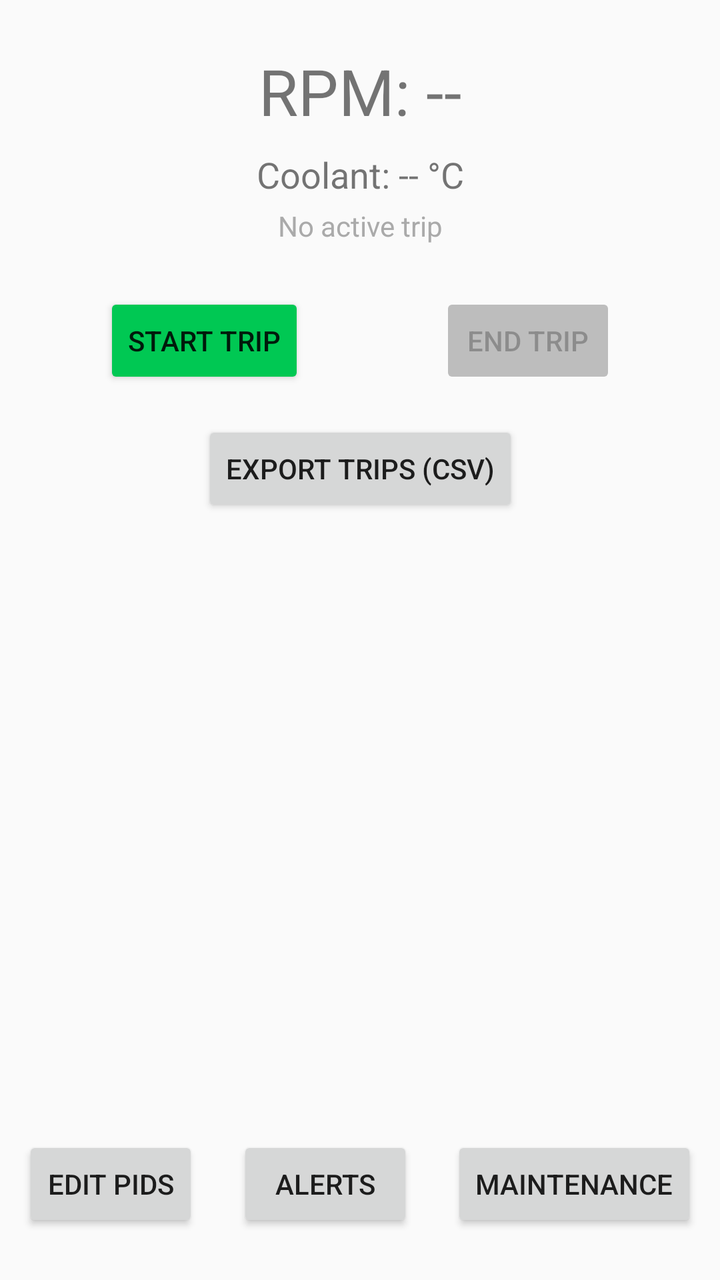
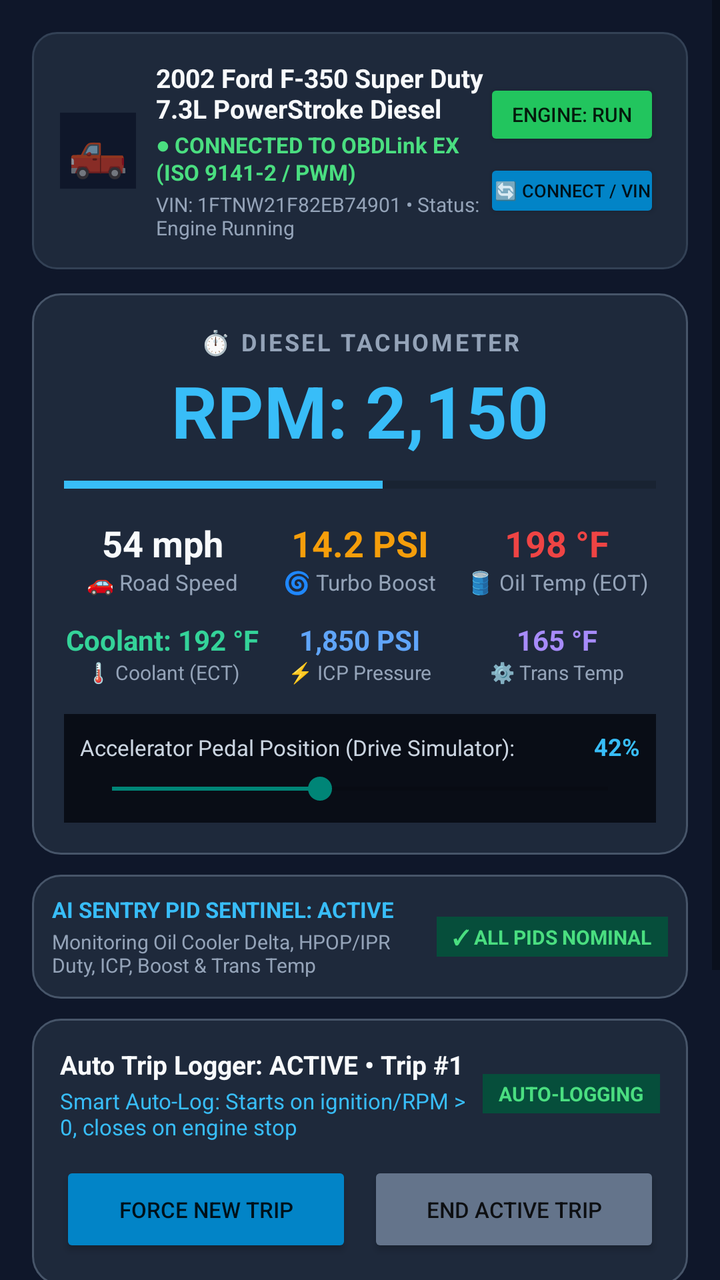

Compare the two renders of this Android layout. The source of the first and the diff that turns it into the second are given below.
<!-- AndroidManifest.xml: application theme Theme.AppCompat.DayNight.DarkActionBar -->
<!-- res/layout/activity_main.xml -->
<?xml version="1.0" encoding="utf-8"?>
<androidx.constraintlayout.widget.ConstraintLayout xmlns:android="http://schemas.android.com/apk/res/android"
    xmlns:app="http://schemas.android.com/apk/res-auto"
    xmlns:tools="http://schemas.android.com/tools"
    android:layout_width="match_parent"
    android:layout_height="match_parent"
    tools:context=".ui.MainActivity">

    
    <TextView
        android:id="@+id/textView"
        android:layout_width="wrap_content"
        android:layout_height="wrap_content"
        android:text="RPM: --"
        android:textSize="32sp"
        app:layout_constraintTop_toTopOf="parent"
        app:layout_constraintStart_toStartOf="parent"
        app:layout_constraintEnd_toEndOf="parent"
        android:layout_marginTop="24dp" />

    
    <TextView
        android:id="@+id/coolant_temp_text"
        android:layout_width="wrap_content"
        android:layout_height="wrap_content"
        android:text="Coolant: -- °C"
        android:textSize="18sp"
        app:layout_constraintTop_toBottomOf="@+id/textView"
        app:layout_constraintStart_toStartOf="parent"
        app:layout_constraintEnd_toEndOf="parent"
        android:layout_marginTop="8dp" />

    
    <TextView
        android:id="@+id/session_text"
        android:layout_width="wrap_content"
        android:layout_height="wrap_content"
        android:text="No active trip"
        android:textSize="14sp"
        android:textColor="@android:color/darker_gray"
        app:layout_constraintTop_toBottomOf="@+id/coolant_temp_text"
        app:layout_constraintStart_toStartOf="parent"
        app:layout_constraintEnd_toEndOf="parent"
        android:layout_marginTop="4dp" />

    
    <Button
        android:id="@+id/button_start_trip"
        android:layout_width="wrap_content"
        android:layout_height="wrap_content"
        android:text="Start Trip"
        android:backgroundTint="#00C853"
        app:layout_constraintTop_toBottomOf="@+id/session_text"
        app:layout_constraintStart_toStartOf="parent"
        app:layout_constraintEnd_toStartOf="@+id/button_end_trip"
        android:layout_marginTop="24dp"
        android:layout_marginEnd="8dp" />

    <Button
        android:id="@+id/button_end_trip"
        android:layout_width="wrap_content"
        android:layout_height="wrap_content"
        android:text="End Trip"
        android:enabled="false"
        android:backgroundTint="#BDBDBD"
        app:layout_constraintTop_toBottomOf="@+id/session_text"
        app:layout_constraintStart_toEndOf="@+id/button_start_trip"
        app:layout_constraintEnd_toEndOf="parent"
        android:layout_marginTop="24dp"
        android:layout_marginStart="8dp" />

    
    <Button
        android:id="@+id/button_export_trips"
        android:layout_width="wrap_content"
        android:layout_height="wrap_content"
        android:text="Export Trips (CSV)"
        app:layout_constraintTop_toBottomOf="@+id/button_start_trip"
        app:layout_constraintStart_toStartOf="parent"
        app:layout_constraintEnd_toEndOf="parent"
        android:layout_marginTop="16dp" />

    
    <Button
        android:id="@+id/button_pid_editor"
        android:layout_width="wrap_content"
        android:layout_height="wrap_content"
        android:text="Edit PIDs"
        app:layout_constraintBottom_toBottomOf="parent"
        app:layout_constraintStart_toStartOf="parent"
        app:layout_constraintEnd_toStartOf="@+id/button_alerts"
        android:layout_marginBottom="24dp"
        android:layout_marginEnd="8dp" />

    <Button
        android:id="@+id/button_alerts"
        android:layout_width="wrap_content"
        android:layout_height="wrap_content"
        android:text="Alerts"
        app:layout_constraintBottom_toBottomOf="parent"
        app:layout_constraintStart_toEndOf="@+id/button_pid_editor"
        app:layout_constraintEnd_toStartOf="@+id/button_maintenance"
        android:layout_marginBottom="24dp" />

    <Button
        android:id="@+id/button_maintenance"
        android:layout_width="wrap_content"
        android:layout_height="wrap_content"
        android:text="Maintenance"
        app:layout_constraintBottom_toBottomOf="parent"
        app:layout_constraintStart_toEndOf="@+id/button_alerts"
        app:layout_constraintEnd_toEndOf="parent"
        android:layout_marginBottom="24dp"
        android:layout_marginStart="8dp" />

</androidx.constraintlayout.widget.ConstraintLayout>
<!-- resources referenced by this layout -->
<resources>

</resources>

<!-- the commit's change to res/layout/activity_main.xml (unified diff, before → after) -->
@@ -1,116 +1,600 @@
 <?xml version="1.0" encoding="utf-8"?>
-<androidx.constraintlayout.widget.ConstraintLayout xmlns:android="http://schemas.android.com/apk/res/android"
+<ScrollView xmlns:android="http://schemas.android.com/apk/res/android"
     xmlns:app="http://schemas.android.com/apk/res-auto"
     xmlns:tools="http://schemas.android.com/tools"
     android:layout_width="match_parent"
     android:layout_height="match_parent"
+    android:fillViewport="true"
+    android:background="#0F172A"
     tools:context=".ui.MainActivity">
 
-    
-    <TextView
-        android:id="@+id/textView"
-        android:layout_width="wrap_content"
+    <androidx.constraintlayout.widget.ConstraintLayout
+        android:layout_width="match_parent"
         android:layout_height="wrap_content"
-        android:text="RPM: --"
-        android:textSize="32sp"
-        app:layout_constraintTop_toTopOf="parent"
-        app:layout_constraintStart_toStartOf="parent"
-        app:layout_constraintEnd_toEndOf="parent"
-        android:layout_marginTop="24dp" />
-
-    
-    <TextView
-        android:id="@+id/coolant_temp_text"
-        android:layout_width="wrap_content"
-        android:layout_height="wrap_content"
-        android:text="Coolant: -- °C"
-        android:textSize="18sp"
-        app:layout_constraintTop_toBottomOf="@+id/textView"
-        app:layout_constraintStart_toStartOf="parent"
-        app:layout_constraintEnd_toEndOf="parent"
-        android:layout_marginTop="8dp" />
-
-    
-    <TextView
-        android:id="@+id/session_text"
-        android:layout_width="wrap_content"
-        android:layout_height="wrap_content"
-        android:text="No active trip"
-        android:textSize="14sp"
-        android:textColor="@android:color/darker_gray"
-        app:layout_constraintTop_toBottomOf="@+id/coolant_temp_text"
-        app:layout_constraintStart_toStartOf="parent"
-        app:layout_constraintEnd_toEndOf="parent"
-        android:layout_marginTop="4dp" />
-
-    
-    <Button
-        android:id="@+id/button_start_trip"
-        android:layout_width="wrap_content"
-        android:layout_height="wrap_content"
-        android:text="Start Trip"
-        android:backgroundTint="#00C853"
-        app:layout_constraintTop_toBottomOf="@+id/session_text"
-        app:layout_constraintStart_toStartOf="parent"
-        app:layout_constraintEnd_toStartOf="@+id/button_end_trip"
-        android:layout_marginTop="24dp"
-        android:layout_marginEnd="8dp" />
-
-    <Button
-        android:id="@+id/button_end_trip"
-        android:layout_width="wrap_content"
-        android:layout_height="wrap_content"
-        android:text="End Trip"
-        android:enabled="false"
-        android:backgroundTint="#BDBDBD"
-        app:layout_constraintTop_toBottomOf="@+id/session_text"
-        app:layout_constraintStart_toEndOf="@+id/button_start_trip"
-        app:layout_constraintEnd_toEndOf="parent"
-        android:layout_marginTop="24dp"
-        android:layout_marginStart="8dp" />
-
-    
-    <Button
-        android:id="@+id/button_export_trips"
-        android:layout_width="wrap_content"
-        android:layout_height="wrap_content"
-        android:text="Export Trips (CSV)"
-        app:layout_constraintTop_toBottomOf="@+id/button_start_trip"
-        app:layout_constraintStart_toStartOf="parent"
-        app:layout_constraintEnd_toEndOf="parent"
-        android:layout_marginTop="16dp" />
-
-    
-    <Button
-        android:id="@+id/button_pid_editor"
-        android:layout_width="wrap_content"
-        android:layout_height="wrap_content"
-        android:text="Edit PIDs"
-        app:layout_constraintBottom_toBottomOf="parent"
-        app:layout_constraintStart_toStartOf="parent"
-        app:layout_constraintEnd_toStartOf="@+id/button_alerts"
-        android:layout_marginBottom="24dp"
-        android:layout_marginEnd="8dp" />
-
-    <Button
-        android:id="@+id/button_alerts"
-        android:layout_width="wrap_content"
-        android:layout_height="wrap_content"
-        android:text="Alerts"
-        app:layout_constraintBottom_toBottomOf="parent"
-        app:layout_constraintStart_toEndOf="@+id/button_pid_editor"
-        app:layout_constraintEnd_toStartOf="@+id/button_maintenance"
-        android:layout_marginBottom="24dp" />
-
-    <Button
-        android:id="@+id/button_maintenance"
-        android:layout_width="wrap_content"
-        android:layout_height="wrap_content"
-        android:text="Maintenance"
-        app:layout_constraintBottom_toBottomOf="parent"
-        app:layout_constraintStart_toEndOf="@+id/button_alerts"
-        app:layout_constraintEnd_toEndOf="parent"
-        android:layout_marginBottom="24dp"
-        android:layout_marginStart="8dp" />
-
-</androidx.constraintlayout.widget.ConstraintLayout>
+        android:padding="16dp">
+
+        
+        <LinearLayout
+            android:id="@+id/truck_header_card"
+            android:layout_width="0dp"
+            android:layout_height="wrap_content"
+            android:orientation="vertical"
+            android:background="@drawable/bg_truck_card"
+            android:padding="14dp"
+            app:layout_constraintTop_toTopOf="parent"
+            app:layout_constraintStart_toStartOf="parent"
+            app:layout_constraintEnd_toEndOf="parent">
+
+            <LinearLayout
+                android:layout_width="match_parent"
+                android:layout_height="wrap_content"
+                android:orientation="horizontal"
+                android:gravity="center_vertical">
+
+                <TextView
+                    android:id="@+id/truck_symbol_icon"
+                    android:layout_width="38dp"
+                    android:layout_height="38dp"
+                    android:text="🛻"
+                    android:textSize="24sp"
+                    android:gravity="center"
+                    android:background="#0F172A"
+                    android:layout_marginEnd="10dp" />
+
+                <LinearLayout
+                    android:layout_width="0dp"
+                    android:layout_height="wrap_content"
+                    android:layout_weight="1"
+                    android:orientation="vertical">
+
+                    <TextView
+                        android:id="@+id/truck_model_label"
+                        android:layout_width="wrap_content"
+                        android:layout_height="wrap_content"
+                        android:text="2002 Ford F-350 Super Duty 7.3L PowerStroke Diesel"
+                        android:textColor="#F8FAFC"
+                        android:textSize="13sp"
+                        android:textStyle="bold" />
+
+                    <TextView
+                        android:id="@+id/truck_conn_status"
+                        android:layout_width="wrap_content"
+                        android:layout_height="wrap_content"
+                        android:text="● CONNECTED TO OBDLink EX (ISO 9141-2 / PWM)"
+                        android:textColor="#4ADE80"
+                        android:textSize="11sp"
+                        android:textStyle="bold"
+                        android:layout_marginTop="2dp" />
+
+                    <TextView
+                        android:id="@+id/vin_label"
+                        android:layout_width="wrap_content"
+                        android:layout_height="wrap_content"
+                        android:text="VIN: 1FTNW21F82EB74901 • Status: Engine Running"
+                        android:textColor="#94A3B8"
+                        android:textSize="10sp"
+                        android:layout_marginTop="2dp" />
+                </LinearLayout>
+
+                <LinearLayout
+                    android:layout_width="wrap_content"
+                    android:layout_height="wrap_content"
+                    android:orientation="vertical"
+                    android:gravity="end">
+
+                    <Button
+                        android:id="@+id/btn_engine_toggle"
+                        android:layout_width="wrap_content"
+                        android:layout_height="36dp"
+                        android:text="Engine: RUN"
+                        android:textSize="10sp"
+                        android:padding="0dp"
+                        android:backgroundTint="#22C55E" />
+
+                    <Button
+                        android:id="@+id/btn_switch_vehicle"
+                        android:layout_width="wrap_content"
+                        android:layout_height="32dp"
+                        android:text="🔄 Connect / VIN"
+                        android:textSize="9sp"
+                        android:padding="0dp"
+                        android:layout_marginTop="4dp"
+                        android:backgroundTint="#0284C7" />
+                </LinearLayout>
+            </LinearLayout>
+        </LinearLayout>
+
+        
+        <LinearLayout
+            android:id="@+id/gauge_cluster_card"
+            android:layout_width="0dp"
+            android:layout_height="wrap_content"
+            android:orientation="vertical"
+            android:background="@drawable/bg_cluster_card"
+            android:padding="16dp"
+            android:layout_marginTop="12dp"
+            android:gravity="center_horizontal"
+            app:layout_constraintTop_toBottomOf="@+id/truck_header_card"
+            app:layout_constraintStart_toStartOf="parent"
+            app:layout_constraintEnd_toEndOf="parent">
+
+            <TextView
+                android:id="@+id/tachometer_title"
+                android:layout_width="wrap_content"
+                android:layout_height="wrap_content"
+                android:text="⏱️ DIESEL TACHOMETER"
+                android:textColor="#94A3B8"
+                android:textSize="12sp"
+                android:textStyle="bold"
+                android:letterSpacing="0.1" />
+
+            
+            <TextView
+                android:id="@+id/textView"
+                android:layout_width="wrap_content"
+                android:layout_height="wrap_content"
+                android:text="RPM: 2,150"
+                android:textSize="36sp"
+                android:textStyle="bold"
+                android:textColor="#38BDF8"
+                android:layout_marginTop="2dp" />
+
+            <ProgressBar
+                android:id="@+id/truck_rpm_bar"
+                style="?android:attr/progressBarStyleHorizontal"
+                android:layout_width="match_parent"
+                android:layout_height="10dp"
+                android:max="4000"
+                android:progress="2150"
+                android:progressTint="#38BDF8"
+                android:layout_marginTop="8dp" />
+
+            
+            <LinearLayout
+                android:layout_width="match_parent"
+                android:layout_height="wrap_content"
+                android:orientation="horizontal"
+                android:layout_marginTop="12dp"
+                android:weightSum="3">
+
+                <LinearLayout
+                    android:layout_width="0dp"
+                    android:layout_height="wrap_content"
+                    android:layout_weight="1"
+                    android:orientation="vertical"
+                    android:gravity="center">
+
+                    <TextView
+                        android:id="@+id/gauge_speed_val"
+                        android:layout_width="wrap_content"
+                        android:layout_height="wrap_content"
+                        android:text="54 mph"
+                        android:textColor="#F8FAFC"
+                        android:textSize="18sp"
+                        android:textStyle="bold" />
+
+                    <TextView
+                        android:id="@+id/gauge_speed_title"
+                        android:layout_width="wrap_content"
+                        android:layout_height="wrap_content"
+                        android:text="🚗 Road Speed"
+                        android:textColor="#94A3B8"
+                        android:textSize="11sp" />
+                </LinearLayout>
+
+                <LinearLayout
+                    android:layout_width="0dp"
+                    android:layout_height="wrap_content"
+                    android:layout_weight="1"
+                    android:orientation="vertical"
+                    android:gravity="center">
+
+                    <TextView
+                        android:id="@+id/gauge_boost_val"
+                        android:layout_width="wrap_content"
+                        android:layout_height="wrap_content"
+                        android:text="14.2 PSI"
+                        android:textColor="#F59E0B"
+                        android:textSize="18sp"
+                        android:textStyle="bold" />
+
+                    <TextView
+                        android:id="@+id/gauge_boost_title"
+                        android:layout_width="wrap_content"
+                        android:layout_height="wrap_content"
+                        android:text="🌀 Turbo Boost"
+                        android:textColor="#94A3B8"
+                        android:textSize="11sp" />
+                </LinearLayout>
+
+                <LinearLayout
+                    android:layout_width="0dp"
+                    android:layout_height="wrap_content"
+                    android:layout_weight="1"
+                    android:orientation="vertical"
+                    android:gravity="center">
+
+                    <TextView
+                        android:id="@+id/gauge_eot_val"
+                        android:layout_width="wrap_content"
+                        android:layout_height="wrap_content"
+                        android:text="198 °F"
+                        android:textColor="#EF4444"
+                        android:textSize="18sp"
+                        android:textStyle="bold" />
+
+                    <TextView
+                        android:id="@+id/gauge_eot_title"
+                        android:layout_width="wrap_content"
+                        android:layout_height="wrap_content"
+                        android:text="🛢️ Oil Temp (EOT)"
+                        android:textColor="#94A3B8"
+                        android:textSize="11sp" />
+                </LinearLayout>
+            </LinearLayout>
+
+            
+            <LinearLayout
+                android:layout_width="match_parent"
+                android:layout_height="wrap_content"
+                android:orientation="horizontal"
+                android:layout_marginTop="12dp"
+                android:weightSum="3">
+
+                <LinearLayout
+                    android:layout_width="0dp"
+                    android:layout_height="wrap_content"
+                    android:layout_weight="1"
+                    android:orientation="vertical"
+                    android:gravity="center">
+
+                    <TextView
+                        android:id="@+id/coolant_temp_text"
+                        android:layout_width="wrap_content"
+                        android:layout_height="wrap_content"
+                        android:text="Coolant: 192 °F"
+                        android:textColor="#34D399"
+                        android:textSize="14sp"
+                        android:textStyle="bold" />
+
+                    <TextView
+                        android:id="@+id/gauge_coolant_title"
+                        android:layout_width="wrap_content"
+                        android:layout_height="wrap_content"
+                        android:text="🌡️ Coolant (ECT)"
+                        android:textColor="#94A3B8"
+                        android:textSize="10sp" />
+                </LinearLayout>
+
+                <LinearLayout
+                    android:layout_width="0dp"
+                    android:layout_height="wrap_content"
+                    android:layout_weight="1"
+                    android:orientation="vertical"
+                    android:gravity="center">
+
+                    <TextView
+                        android:id="@+id/gauge_icp_val"
+                        android:layout_width="wrap_content"
+                        android:layout_height="wrap_content"
+                        android:text="1,850 PSI"
+                        android:textColor="#60A5FA"
+                        android:textSize="14sp"
+                        android:textStyle="bold" />
+
+                    <TextView
+                        android:id="@+id/gauge_icp_title"
+                        android:layout_width="wrap_content"
+                        android:layout_height="wrap_content"
+                        android:text="⚡ ICP Pressure"
+                        android:textColor="#94A3B8"
+                        android:textSize="10sp" />
+                </LinearLayout>
+
+                <LinearLayout
+                    android:layout_width="0dp"
+                    android:layout_height="wrap_content"
+                    android:layout_weight="1"
+                    android:orientation="vertical"
+                    android:gravity="center">
+
+                    <TextView
+                        android:id="@+id/gauge_trans_val"
+                        android:layout_width="wrap_content"
+                        android:layout_height="wrap_content"
+                        android:text="165 °F"
+                        android:textColor="#A78BFA"
+                        android:textSize="14sp"
+                        android:textStyle="bold" />
+
+                    <TextView
+                        android:id="@+id/gauge_trans_title"
+                        android:layout_width="wrap_content"
+                        android:layout_height="wrap_content"
+                        android:text="⚙️ Trans Temp"
+                        android:textColor="#94A3B8"
+                        android:textSize="10sp" />
+                </LinearLayout>
+            </LinearLayout>
+
+            
+            <LinearLayout
+                android:layout_width="match_parent"
+                android:layout_height="wrap_content"
+                android:orientation="vertical"
+                android:layout_marginTop="14dp"
+                android:padding="8dp"
+                android:background="#090D16">
+
+                <LinearLayout
+                    android:layout_width="match_parent"
+                    android:layout_height="wrap_content"
+                    android:orientation="horizontal">
+
+                    <TextView
+                        android:layout_width="0dp"
+                        android:layout_height="wrap_content"
+                        android:layout_weight="1"
+                        android:text="Accelerator Pedal Position (Drive Simulator):"
+                        android:textColor="#CBD5E1"
+                        android:textSize="11sp" />
+
+                    <TextView
+                        android:id="@+id/pedal_pct_label"
+                        android:layout_width="wrap_content"
+                        android:layout_height="wrap_content"
+                        android:text="42%"
+                        android:textColor="#38BDF8"
+                        android:textStyle="bold"
+                        android:textSize="12sp" />
+                </LinearLayout>
+
+                <SeekBar
+                    android:id="@+id/throttle_seekbar"
+                    android:layout_width="match_parent"
+                    android:layout_height="wrap_content"
+                    android:max="100"
+                    android:progress="42"
+                    android:layout_marginTop="4dp" />
+            </LinearLayout>
+        </LinearLayout>
+
+        
+        <LinearLayout
+            android:id="@+id/ai_pid_monitor_card"
+            android:layout_width="0dp"
+            android:layout_height="wrap_content"
+            android:orientation="horizontal"
+            android:gravity="center_vertical"
+            android:background="@drawable/bg_cluster_card"
+            android:padding="10dp"
+            android:layout_marginTop="10dp"
+            app:layout_constraintTop_toBottomOf="@+id/gauge_cluster_card"
+            app:layout_constraintStart_toStartOf="parent"
+            app:layout_constraintEnd_toEndOf="parent">
+
+            <LinearLayout
+                android:layout_width="0dp"
+                android:layout_height="wrap_content"
+                android:layout_weight="1"
+                android:orientation="vertical">
+
+                <TextView
+                    android:id="@+id/ai_monitor_title"
+                    android:layout_width="wrap_content"
+                    android:layout_height="wrap_content"
+                    android:text="AI SENTRY PID SENTINEL: ACTIVE"
+                    android:textColor="#38BDF8"
+                    android:textSize="11sp"
+                    android:textStyle="bold" />
+
+                <TextView
+                    android:id="@+id/ai_monitor_status"
+                    android:layout_width="wrap_content"
+                    android:layout_height="wrap_content"
+                    android:text="Monitoring Oil Cooler Delta, HPOP/IPR Duty, ICP, Boost &amp; Trans Temp"
+                    android:textColor="#94A3B8"
+                    android:textSize="10sp"
+                    android:layout_marginTop="2dp" />
+            </LinearLayout>
+
+            <TextView
+                android:id="@+id/ai_monitor_health_badge"
+                android:layout_width="wrap_content"
+                android:layout_height="wrap_content"
+                android:text="✓ ALL PIDS NOMINAL"
+                android:textColor="#4ADE80"
+                android:textSize="10sp"
+                android:textStyle="bold"
+                android:paddingStart="8dp"
+                android:paddingEnd="8dp"
+                android:paddingTop="3dp"
+                android:paddingBottom="3dp"
+                android:background="#064E3B" />
+        </LinearLayout>
+
+        
+        <LinearLayout
+            android:id="@+id/trip_card"
+            android:layout_width="0dp"
+            android:layout_height="wrap_content"
+            android:orientation="vertical"
+            android:background="@drawable/bg_cluster_card"
+            android:padding="14dp"
+            android:layout_marginTop="10dp"
+            app:layout_constraintTop_toBottomOf="@+id/ai_pid_monitor_card"
+            app:layout_constraintStart_toStartOf="parent"
+            app:layout_constraintEnd_toEndOf="parent">
+
+            <LinearLayout
+                android:layout_width="match_parent"
+                android:layout_height="wrap_content"
+                android:orientation="horizontal"
+                android:gravity="center_vertical">
+
+                <LinearLayout
+                    android:layout_width="0dp"
+                    android:layout_height="wrap_content"
+                    android:layout_weight="1"
+                    android:orientation="vertical">
+
+                    <TextView
+                        android:id="@+id/session_text"
+                        android:layout_width="match_parent"
+                        android:layout_height="wrap_content"
+                        android:text="Auto Trip Logger: ACTIVE • Trip #1"
+                        android:textColor="#F8FAFC"
+                        android:textSize="13sp"
+                        android:textStyle="bold" />
+
+                    <TextView
+                        android:id="@+id/sample_rate_label"
+                        android:layout_width="wrap_content"
+                        android:layout_height="wrap_content"
+                        android:text="Smart Auto-Log: Starts on ignition/RPM > 0, closes on engine stop"
+                        android:textColor="#38BDF8"
+                        android:textSize="11sp"
+                        android:layout_marginTop="2dp" />
+                </LinearLayout>
+
+                <TextView
+                    android:id="@+id/trip_auto_badge"
+                    android:layout_width="wrap_content"
+                    android:layout_height="wrap_content"
+                    android:text="AUTO-LOGGING"
+                    android:textColor="#4ADE80"
+                    android:textSize="10sp"
+                    android:textStyle="bold"
+                    android:paddingStart="8dp"
+                    android:paddingEnd="8dp"
+                    android:paddingTop="3dp"
+                    android:paddingBottom="3dp"
+                    android:background="#064E3B" />
+            </LinearLayout>
+
+            <LinearLayout
+                android:layout_width="match_parent"
+                android:layout_height="wrap_content"
+                android:orientation="horizontal"
+                android:layout_marginTop="10dp">
+
+                <Button
+                    android:id="@+id/button_start_trip"
+                    android:layout_width="0dp"
+                    android:layout_height="wrap_content"
+                    android:layout_weight="1"
+                    android:text="Force New Trip"
+                    android:textSize="11sp"
+                    android:backgroundTint="#0284C7"
+                    android:layout_marginEnd="4dp" />
+
+                <Button
+                    android:id="@+id/button_end_trip"
+                    android:layout_width="0dp"
+                    android:layout_height="wrap_content"
+                    android:layout_weight="1"
+                    android:text="End Active Trip"
+                    android:textSize="11sp"
+                    android:backgroundTint="#64748B"
+                    android:layout_marginStart="4dp" />
+            </LinearLayout>
+        </LinearLayout>
+
+        
+        <LinearLayout
+            android:id="@+id/action_row_primary"
+            android:layout_width="0dp"
+            android:layout_height="wrap_content"
+            android:orientation="horizontal"
+            android:layout_marginTop="10dp"
+            app:layout_constraintTop_toBottomOf="@+id/trip_card"
+            app:layout_constraintStart_toStartOf="parent"
+            app:layout_constraintEnd_toEndOf="parent">
+
+            <Button
+                android:id="@+id/button_view_trips"
+                android:layout_width="0dp"
+                android:layout_height="wrap_content"
+                android:layout_weight="1"
+                android:text="📁 Trips Database"
+                android:textColor="#F8FAFC"
+                android:textSize="11sp"
+                android:textStyle="bold"
+                android:backgroundTint="#0284C7"
+                android:layout_marginEnd="4dp" />
+
+            <Button
+                android:id="@+id/button_ai_parts"
+                android:layout_width="0dp"
+                android:layout_height="wrap_content"
+                android:layout_weight="1"
+                android:text="⚡ AI Parts Deals"
+                android:textColor="#F8FAFC"
+                android:textSize="11sp"
+                android:textStyle="bold"
+                android:backgroundTint="#0D9488"
+                android:layout_marginStart="4dp" />
+        </LinearLayout>
+
+        
+        <Button
+            android:id="@+id/button_crank_no_start"
+            android:layout_width="0dp"
+            android:layout_height="wrap_content"
+            android:text="⚡ 7.3L Crank No-Start Diagnostic Suite"
+            android:textSize="12sp"
+            android:textStyle="bold"
+            android:textColor="#F8FAFC"
+            android:backgroundTint="#B91C1C"
+            android:layout_marginTop="8dp"
+            app:layout_constraintTop_toBottomOf="@+id/action_row_primary"
+            app:layout_constraintStart_toStartOf="parent"
+            app:layout_constraintEnd_toEndOf="parent" />
+
+        
+        <LinearLayout
+            android:id="@+id/nav_row"
+            android:layout_width="0dp"
+            android:layout_height="wrap_content"
+            android:orientation="horizontal"
+            android:layout_marginTop="8dp"
+            android:layout_marginBottom="16dp"
+            app:layout_constraintTop_toBottomOf="@+id/button_crank_no_start"
+            app:layout_constraintBottom_toBottomOf="parent"
+            app:layout_constraintStart_toStartOf="parent"
+            app:layout_constraintEnd_toEndOf="parent">
+
+            <Button
+                android:id="@+id/button_pid_editor"
+                android:layout_width="0dp"
+                android:layout_height="wrap_content"
+                android:layout_weight="1"
+                android:text="PIDs"
+                android:backgroundTint="#334155"
+                android:textSize="11sp"
+                android:layout_marginEnd="3dp" />
+
+            <Button
+                android:id="@+id/button_alerts"
+                android:layout_width="0dp"
+                android:layout_height="wrap_content"
+                android:layout_weight="1"
+                android:text="AI Alerts"
+                android:backgroundTint="#334155"
+                android:textSize="11sp"
+                android:layout_marginStart="2dp"
+                android:layout_marginEnd="2dp" />
+
+            <Button
+                android:id="@+id/button_maintenance"
+                android:layout_width="0dp"
+                android:layout_height="wrap_content"
+                android:layout_weight="1"
+                android:text="Maintenance"
+                android:backgroundTint="#334155"
+                android:textSize="11sp"
+                android:layout_marginStart="3dp" />
+        </LinearLayout>
+
+    </androidx.constraintlayout.widget.ConstraintLayout>
+</ScrollView>
<!-- resource entries referenced after the edit -->
@@ -1,5 +1,20 @@
 <!-- resources referenced by this layout -->
 <resources>
-
+  <!-- drawable bg_cluster_card (drawable) -->
+  <?xml version="1.0" encoding="utf-8"?>
+  <shape xmlns:android="http://schemas.android.com/apk/res/android"
+      android:shape="rectangle">
+      <solid android:color="#1E293B" />
+      <corners android:radius="14dp" />
+      <stroke android:width="1dp" android:color="#475569" />
+  </shape>
+  <!-- drawable bg_truck_card (drawable) -->
+  <?xml version="1.0" encoding="utf-8"?>
+  <shape xmlns:android="http://schemas.android.com/apk/res/android"
+      android:shape="rectangle">
+      <solid android:color="#1E293B" />
+      <corners android:radius="12dp" />
+      <stroke android:width="1dp" android:color="#334155" />
+  </shape>
 </resources>
 
